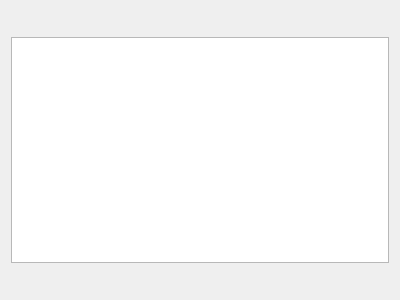
Above: src/corelayers/accountcreator/accountcreatorprotocols.ui from euroelessar/qutim before the change. Below: the same form after it.
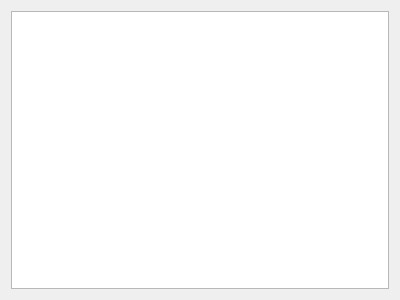
That is the form after the change.

Patch:
```diff
--- a/src/corelayers/accountcreator/accountcreatorprotocols.ui
+++ b/src/corelayers/accountcreator/accountcreatorprotocols.ui
@@ -14,11 +14,8 @@
    <string>WizardPage</string>
   </property>
   <layout class="QGridLayout" name="gridLayout">
-   <item row="1" column="0">
+   <item row="0" column="0">
     <widget class="QListWidget" name="protocolList">
-     <property name="verticalScrollBarPolicy">
-      <enum>Qt::ScrollBarAlwaysOff</enum>
-     </property>
      <property name="iconSize">
       <size>
        <width>22</width>
@@ -27,32 +24,6 @@
      </property>
     </widget>
    </item>
-   <item row="0" column="0">
-    <widget class="QPushButton" name="upButton">
-     <property name="maximumSize">
-      <size>
-       <width>16777215</width>
-       <height>20</height>
-      </size>
-     </property>
-     <property name="flat">
-      <bool>true</bool>
-     </property>
-    </widget>
-   </item>
-   <item row="2" column="0">
-    <widget class="QPushButton" name="downButton">
-     <property name="maximumSize">
-      <size>
-       <width>16777215</width>
-       <height>20</height>
-      </size>
-     </property>
-     <property name="flat">
-      <bool>true</bool>
-     </property>
-    </widget>
-   </item>
   </layout>
  </widget>
  <resources/>
```
